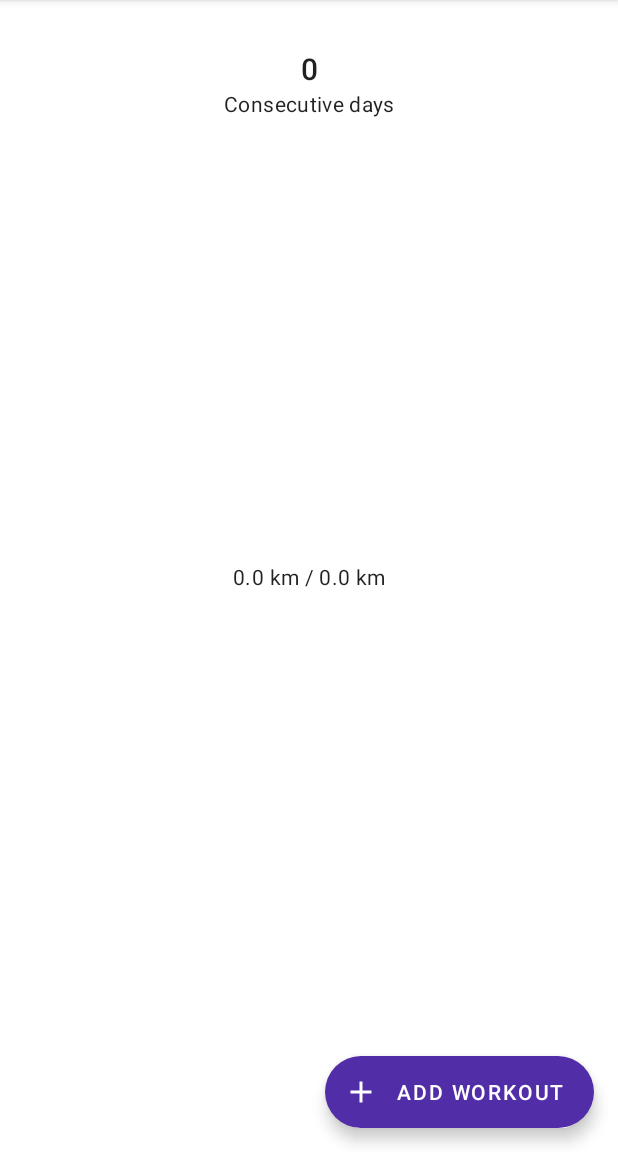
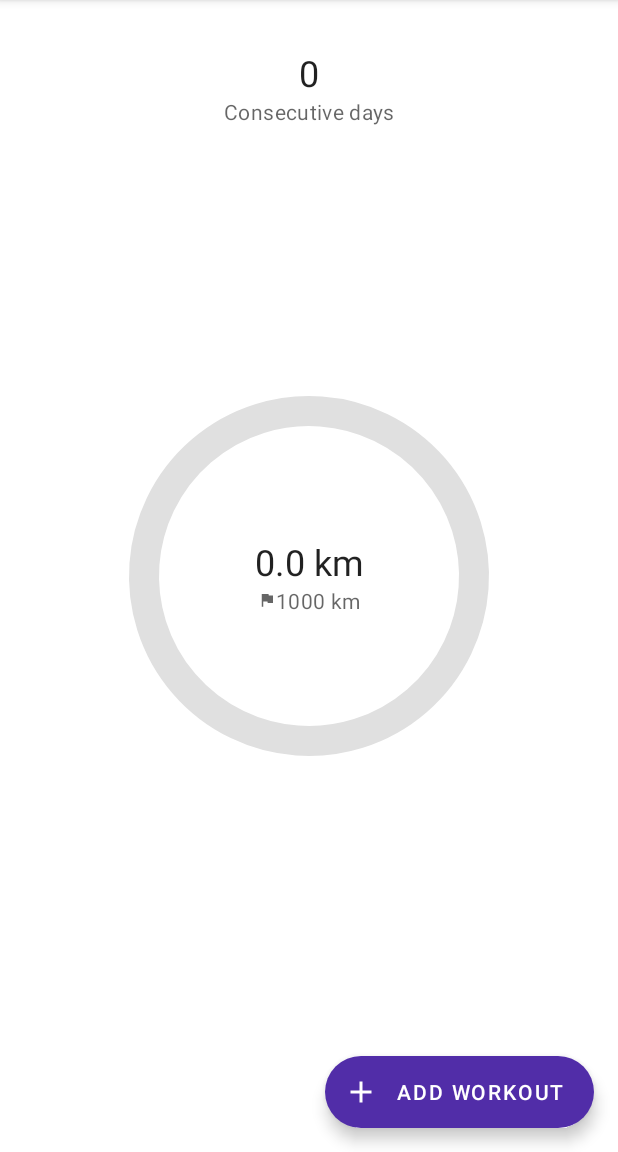
Before and after one commit to sebokopter/virtually-challenging, an Android app: the screen it shows after launch (DashboardActivity), on a phone screen of 412 x 824 dp, the part 84-1236 px from its top. Run offline under Robolectric (Android 15) with nearby library versions, the phone set to English and light mode, and no system bars; our stand-ins replace Room's generated code.

Commit message:
feat(ui): adjust Dashboard UI

```diff
--- a/app/src/main/kotlin/de/heilsen/virtuallychallenging/dashboard/DashboardActivity.kt
+++ b/app/src/main/kotlin/de/heilsen/virtuallychallenging/dashboard/DashboardActivity.kt
@@ -38,11 +38,10 @@ class DashboardActivity : AppCompatActivity() {
     private fun render(): (DashboardModel) -> Unit = { state ->
         val (current, goal, consecutiveDays) = state
         with(findViewById<TextView>(R.id.progressText)) {
-            text = resources.getString(
-                R.string.progress_text,
-                current,
-                goal
-            )
+            text = resources.getString(R.string.float_km, current)
+        }
+        with(findViewById<TextView>(R.id.goalText)) {
+            text = resources.getString(R.string.int_km, goal.toInt())
         }
         with(findViewById<TextView>(R.id.consecutiveDays)) {
             text = consecutiveDays.toString()
--- /dev/null
+++ b/app/src/main/res/drawable/ic_flag_12.xml
@@ -0,0 +1,12 @@
+<vector xmlns:android="http://schemas.android.com/apk/res/android"
+    android:width="12sp"
+    android:height="12sp"
+    android:tint="?attr/colorControlNormal"
+    android:viewportWidth="24"
+    android:viewportHeight="24"
+    >
+  <path
+      android:fillColor="@android:color/white"
+      android:pathData="M14.4,6L14,4H5v17h2v-7h5.6l0.4,2h7V6z"
+      />
+</vector>
--- a/app/src/main/res/layout/activity_dashboard.xml
+++ b/app/src/main/res/layout/activity_dashboard.xml
@@ -31,7 +31,7 @@
             android:layout_width="wrap_content"
             android:layout_height="wrap_content"
             android:layout_marginTop="32dp"
-            android:textAppearance="@style/TextAppearance.MaterialComponents.Headline6"
+            android:textAppearance="@style/TextAppearance.VirtuallyChallenging.Dashboard.Value"
             app:layout_constraintEnd_toEndOf="parent"
             app:layout_constraintStart_toStartOf="parent"
             app:layout_constraintTop_toTopOf="parent"
@@ -42,7 +42,7 @@
             android:layout_width="wrap_content"
             android:layout_height="wrap_content"
             android:text="@string/consecutive_days"
-            android:textAppearance="@style/TextAppearance.MaterialComponents.Body2"
+            android:textAppearance="@style/TextAppearance.VirtuallyChallenging.Dashboard.Description"
             app:layout_constraintEnd_toEndOf="parent"
             app:layout_constraintStart_toStartOf="parent"
             app:layout_constraintTop_toBottomOf="@id/consecutiveDays"
@@ -53,13 +53,15 @@
             android:layout_width="wrap_content"
             android:layout_height="wrap_content"
             android:indeterminate="false"
-            android:scaleX="5"
-            android:scaleY="5"
+            android:scaleX="6"
+            android:scaleY="6"
             app:layout_constraintBottom_toBottomOf="parent"
             app:layout_constraintEnd_toEndOf="parent"
             app:layout_constraintStart_toStartOf="parent"
             app:layout_constraintTop_toTopOf="parent"
             app:trackCornerRadius="2dp"
+            app:trackColor="@color/grey_300"
+            app:trackThickness="3dp"
             tools:progress="75"
             />
 
@@ -68,12 +70,27 @@
             android:layout_width="wrap_content"
             android:layout_height="wrap_content"
             android:layout_gravity="center"
-            android:textAppearance="@style/TextAppearance.MaterialComponents.Body2"
+            android:textAppearance="@style/TextAppearance.VirtuallyChallenging.Dashboard.Value"
+            app:layout_constraintBottom_toTopOf="@id/goalText"
+            app:layout_constraintEnd_toEndOf="parent"
+            app:layout_constraintStart_toStartOf="parent"
+            app:layout_constraintTop_toTopOf="parent"
+            app:layout_constraintVertical_chainStyle="packed"
+            tools:text="1234 km"
+            />
+
+        <com.google.android.material.textview.MaterialTextView
+            android:id="@+id/goalText"
+            android:layout_width="wrap_content"
+            android:layout_height="wrap_content"
+            android:layout_gravity="center"
+            android:textAppearance="@style/TextAppearance.VirtuallyChallenging.Dashboard.Description"
             app:layout_constraintBottom_toBottomOf="parent"
             app:layout_constraintEnd_toEndOf="parent"
             app:layout_constraintStart_toStartOf="parent"
-            app:layout_constraintTop_toTopOf="parent"
-            tools:text="1234 km / 10000 km"
+            app:drawableStartCompat="@drawable/ic_flag_12"
+            app:layout_constraintTop_toBottomOf="@id/progressText"
+            tools:text="10000 km"
             />
 
     </androidx.constraintlayout.widget.ConstraintLayout>
--- a/app/src/main/res/values/colors.xml
+++ b/app/src/main/res/values/colors.xml
@@ -1,30 +1,3 @@
 <?xml version="1.0" encoding="utf-8"?>
 <resources>
-    <color name="primary_900">#00661c</color>
-    <color name="primary_800">#008531</color>
-    <color name="primary_700">#00963C</color>
-    <color name="primary_600">#16a848</color>
-    <color name="primary_500">#22b851</color>
-    <color name="primary_400">#4ec36c</color>
-    <color name="primary_300">#72ce86</color>
-    <color name="primary_200">#9cdba9</color>
-    <color name="primary_100">#c3e9cb</color>
-    <color name="primary_50">#e6f6ea</color>
-
-    <color name="secondary_900">#311b92</color>
-    <color name="secondary_800">#4527a0</color>
-    <color name="secondary_700">#512da8</color>
-    <color name="secondary_600">#512da8</color>
-    <color name="secondary_500">#673ab7</color>
-    <color name="secondary_400">#7e57c2</color>
-    <color name="secondary_300">#9575cd</color>
-    <color name="secondary_200">#b39ddb</color>
-    <color name="secondary_100">#d1c4e9</color>
-    <color name="secondary_50">#ede7f6</color>
-
-    <color name="icons">#FFFFFF</color>
-    <color name="divider">#BDBDBD</color>
-
-    <color name="black">#FF000000</color>
-    <color name="white">#FFFFFFFF</color>
 </resources>
--- a/app/src/main/res/values/donottranslate.xml
+++ b/app/src/main/res/values/donottranslate.xml
@@ -1,4 +1,5 @@
 <?xml version="1.0" encoding="utf-8"?>
 <resources>
-    <string name="progress_text">%1$.1f km / %2.1f km</string>
+    <string name="float_km">%1$.1f km</string>
+    <string name="int_km">%1$d km</string>
 </resources>
--- /dev/null
+++ b/app/src/main/res/values/type.xml
@@ -0,0 +1,12 @@
+<?xml version="1.0" encoding="utf-8"?>
+<resources>
+
+    <style name="TextAppearance.VirtuallyChallenging.Dashboard.Value" parent="TextAppearance.MaterialComponents.Headline5">
+
+    </style>
+
+    <style name="TextAppearance.VirtuallyChallenging.Dashboard.Description" parent="TextAppearance.MaterialComponents.Body2">
+        <item name="android:textColor">?colorControlNormal</item>
+        <item name="drawableTint">?colorControlNormal</item>
+    </style>
+</resources>
```
Also changed, not shown: app/src/main/res/values-night/color_system.xml (added, +15 -0 lines), app/src/main/res/values/color_system.xml (added, +41 -0 lines).
